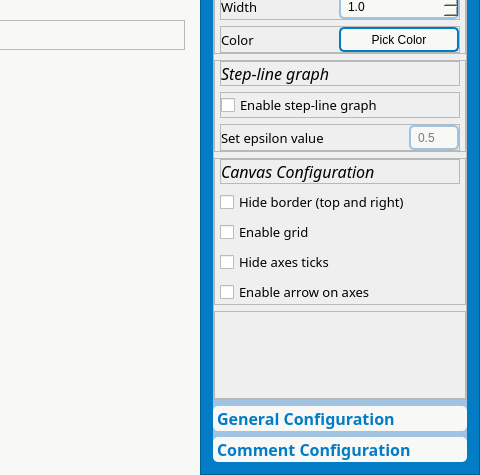
Qt form interface.ui (vikesaki/University_MaximaAdditionalGraphicalUtility) before a commit; both pictures show x 747 to 1227 and y 405 to 880 of the 1227 by 880 pixel window.
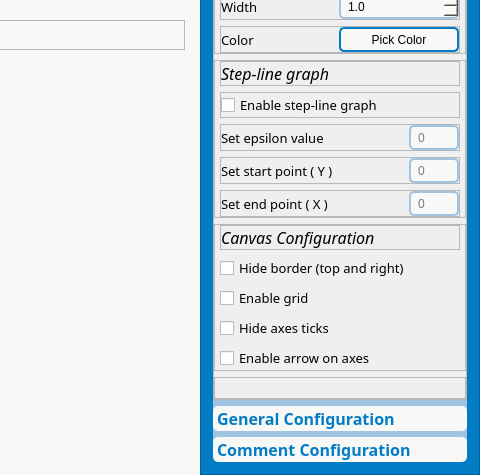
The same form after that commit. Icons and pictures are not drawn. Custom widgets are drawn as their Qt base class.

Commit message: update step graph

The edit to the form file:
```diff
--- a/interface.ui
+++ b/interface.ui
@@ -1058,6 +1058,12 @@
                   <verstretch>0</verstretch>
                  </sizepolicy>
                 </property>
+                <property name="minimumSize">
+                 <size>
+                  <width>0</width>
+                  <height>150</height>
+                 </size>
+                </property>
                 <property name="frameShape">
                  <enum>QFrame::StyledPanel</enum>
                 </property>
@@ -1260,7 +1266,183 @@
                        </size>
                       </property>
                       <property name="placeholderText">
-                       <string>0.5</string>
+                       <string>0</string>
+                      </property>
+                     </widget>
+                    </item>
+                   </layout>
+                  </widget>
+                 </item>
+                 <item>
+                  <widget class="QFrame" name="frame_65">
+                   <property name="minimumSize">
+                    <size>
+                     <width>0</width>
+                     <height>0</height>
+                    </size>
+                   </property>
+                   <property name="maximumSize">
+                    <size>
+                     <width>16777215</width>
+                     <height>30</height>
+                    </size>
+                   </property>
+                   <property name="frameShape">
+                    <enum>QFrame::StyledPanel</enum>
+                   </property>
+                   <property name="frameShadow">
+                    <enum>QFrame::Raised</enum>
+                   </property>
+                   <layout class="QHBoxLayout" name="horizontalLayout_47">
+                    <property name="leftMargin">
+                     <number>0</number>
+                    </property>
+                    <property name="topMargin">
+                     <number>0</number>
+                    </property>
+                    <property name="rightMargin">
+                     <number>0</number>
+                    </property>
+                    <property name="bottomMargin">
+                     <number>0</number>
+                    </property>
+                    <item>
+                     <widget class="QLabel" name="label_43">
+                      <property name="font">
+                       <font>
+                        <family>Montserrat</family>
+                        <pointsize>10</pointsize>
+                        <bold>false</bold>
+                       </font>
+                      </property>
+                      <property name="text">
+                       <string>Set start point ( Y )</string>
+                      </property>
+                     </widget>
+                    </item>
+                    <item>
+                     <spacer name="horizontalSpacer_44">
+                      <property name="orientation">
+                       <enum>Qt::Horizontal</enum>
+                      </property>
+                      <property name="sizeHint" stdset="0">
+                       <size>
+                        <width>54</width>
+                        <height>20</height>
+                       </size>
+                      </property>
+                     </spacer>
+                    </item>
+                    <item>
+                     <widget class="QLineEdit" name="LineEdit_startpoint">
+                      <property name="sizePolicy">
+                       <sizepolicy hsizetype="Preferred" vsizetype="Fixed">
+                        <horstretch>0</horstretch>
+                        <verstretch>0</verstretch>
+                       </sizepolicy>
+                      </property>
+                      <property name="minimumSize">
+                       <size>
+                        <width>50</width>
+                        <height>25</height>
+                       </size>
+                      </property>
+                      <property name="maximumSize">
+                       <size>
+                        <width>20</width>
+                        <height>16777215</height>
+                       </size>
+                      </property>
+                      <property name="placeholderText">
+                       <string>0</string>
+                      </property>
+                     </widget>
+                    </item>
+                   </layout>
+                  </widget>
+                 </item>
+                 <item>
+                  <widget class="QFrame" name="frame_66">
+                   <property name="minimumSize">
+                    <size>
+                     <width>0</width>
+                     <height>0</height>
+                    </size>
+                   </property>
+                   <property name="maximumSize">
+                    <size>
+                     <width>16777215</width>
+                     <height>30</height>
+                    </size>
+                   </property>
+                   <property name="frameShape">
+                    <enum>QFrame::StyledPanel</enum>
+                   </property>
+                   <property name="frameShadow">
+                    <enum>QFrame::Raised</enum>
+                   </property>
+                   <layout class="QHBoxLayout" name="horizontalLayout_51">
+                    <property name="leftMargin">
+                     <number>0</number>
+                    </property>
+                    <property name="topMargin">
+                     <number>0</number>
+                    </property>
+                    <property name="rightMargin">
+                     <number>0</number>
+                    </property>
+                    <property name="bottomMargin">
+                     <number>0</number>
+                    </property>
+                    <item>
+                     <widget class="QLabel" name="label_47">
+                      <property name="font">
+                       <font>
+                        <family>Montserrat</family>
+                        <pointsize>10</pointsize>
+                        <bold>false</bold>
+                       </font>
+                      </property>
+                      <property name="text">
+                       <string>Set end point ( X )</string>
+                      </property>
+                     </widget>
+                    </item>
+                    <item>
+                     <spacer name="horizontalSpacer_45">
+                      <property name="orientation">
+                       <enum>Qt::Horizontal</enum>
+                      </property>
+                      <property name="sizeHint" stdset="0">
+                       <size>
+                        <width>54</width>
+                        <height>20</height>
+                       </size>
+                      </property>
+                     </spacer>
+                    </item>
+                    <item>
+                     <widget class="QLineEdit" name="LineEdit_endpoint">
+                      <property name="sizePolicy">
+                       <sizepolicy hsizetype="Preferred" vsizetype="Fixed">
+                        <horstretch>0</horstretch>
+                        <verstretch>0</verstretch>
+                       </sizepolicy>
+                      </property>
+                      <property name="minimumSize">
+                       <size>
+                        <width>50</width>
+                        <height>25</height>
+                       </size>
+                      </property>
+                      <property name="maximumSize">
+                       <size>
+                        <width>20</width>
+                        <height>16777215</height>
+                       </size>
+                      </property>
+                      <property name="placeholderText">
+                       <string>0</string>
                       </property>
                      </widget>
                     </item>
```
The commit also changes 2 other files.
